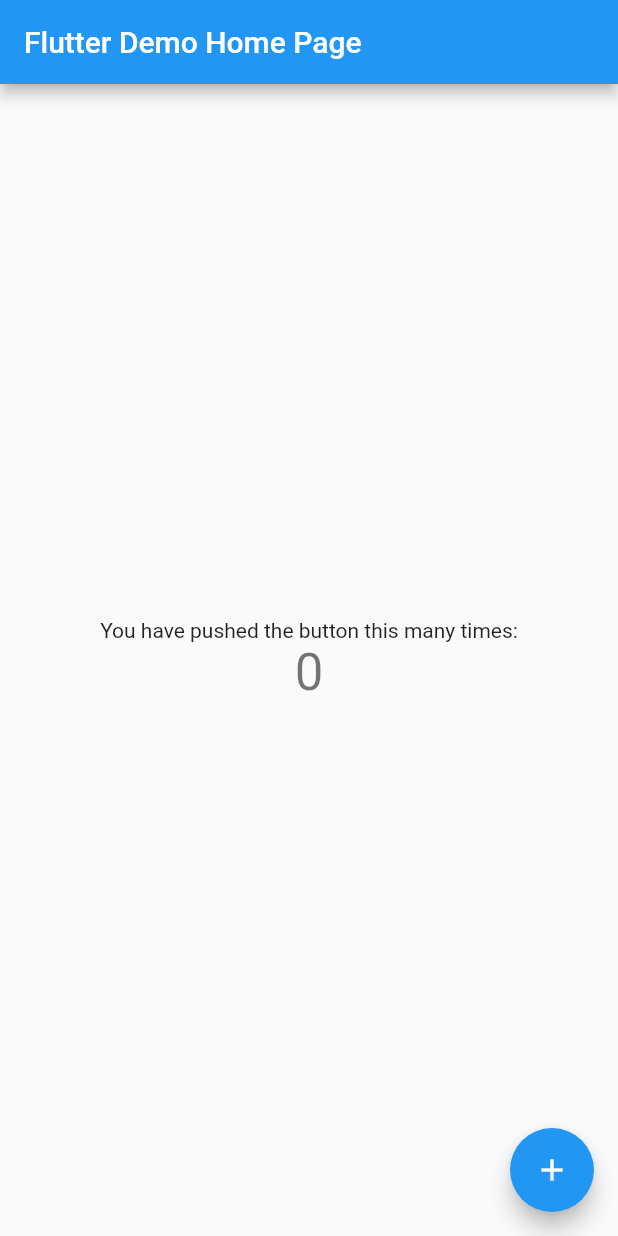
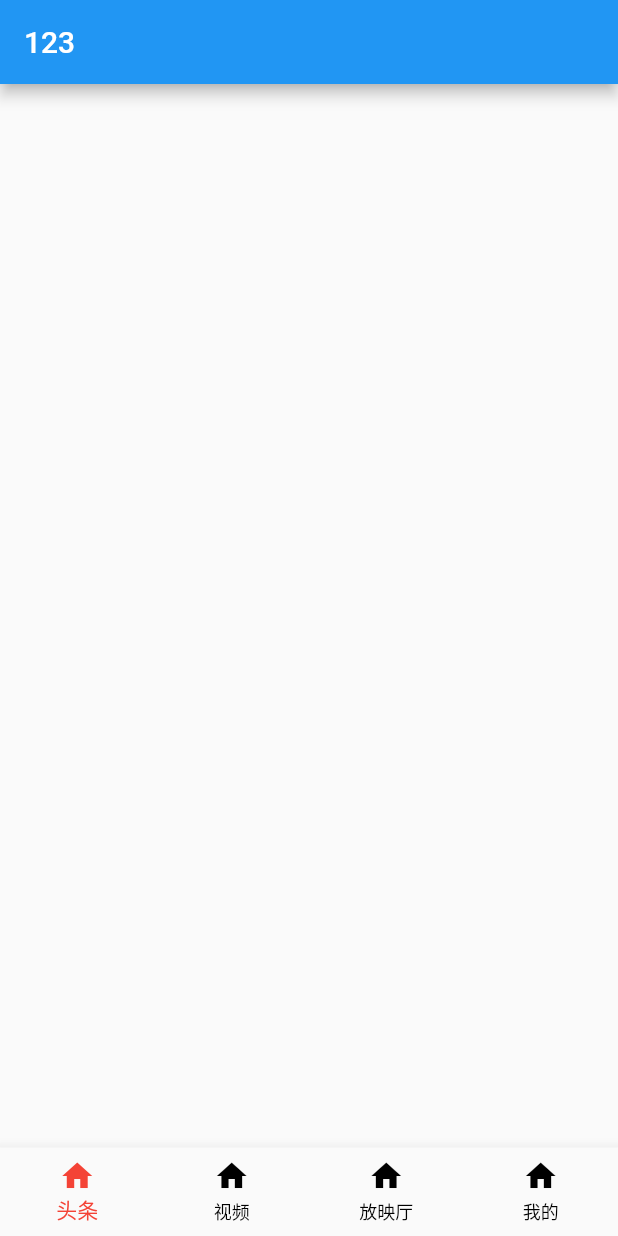
Before and after one commit to wangtianlun/toutiao, a Flutter app: the screen it shows after launch, on a phone screen of 412 x 824 dp. Run offline on Flutter 3.47's test engine with Material 2 defaults, Android fonts, the phone set to English and light mode, and no system bars; our stand-ins replace dio, flutter_easyrefresh.

Commit message:
feat:  添加首页底部切换 && 封装dio请求类

```diff
--- a/lib/main.dart
+++ b/lib/main.dart
@@ -1,4 +1,5 @@
 import 'package:flutter/material.dart';
+import 'pages/home/index.dart';
 
 void main() {
   runApp(MyApp());
@@ -13,58 +14,7 @@
       theme: ThemeData(
         primarySwatch: Colors.blue,
       ),
-      home: MyHomePage(title: 'Flutter Demo Home Page'),
+      home: HomeIndexPage(),
     );
   }
 }
-
-class MyHomePage extends StatefulWidget {
-  MyHomePage({Key? key, required this.title}) : super(key: key);
-
-  final String title;
-
-  @override
-  _MyHomePageState createState() => _MyHomePageState();
-}
-
-class _MyHomePageState extends State<MyHomePage> {
-  int _counter = 0;
-
-  void _incrementCounter() {
-    setState(() {
-      _counter++;
-    });
-  }
-
-  @override
-  Widget build(BuildContext context) {
-    return Scaffold(
-      appBar: AppBar(
-        // Here we take the value from the MyHomePage object that was created by
-        // the App.build method, and use it to set our appbar title.
-        title: Text(widget.title),
-      ),
-      body: Center(
-        // Center is a layout widget. It takes a single child and positions it
-        // in the middle of the parent.
-        child: Column(
-          mainAxisAlignment: MainAxisAlignment.center,
-          children: <Widget>[
-            Text(
-              'You have pushed the button this many times:',
-            ),
-            Text(
-              '$_counter',
-              style: Theme.of(context).textTheme.headline4,
-            ),
-          ],
-        ),
-      ),
-      floatingActionButton: FloatingActionButton(
-        onPressed: _incrementCounter,
-        tooltip: 'Increment',
-        child: Icon(Icons.add),
-      ), // This trailing comma makes auto-formatting nicer for build methods.
-    );
-  }
-}
--- /dev/null
+++ b/lib/pages/home/home.dart
@@ -0,0 +1,41 @@
+import 'package:flutter/material.dart';
+import 'package:flutter_easyrefresh/easy_refresh.dart';
+
+class HomePage extends StatefulWidget {
+  const HomePage({Key? key}) : super(key: key);
+
+  @override
+  _HomePageState createState() => _HomePageState();
+}
+
+class _HomePageState extends State<HomePage>
+    with AutomaticKeepAliveClientMixin {
+  EasyRefreshController _controller = EasyRefreshController();
+
+  @override
+  void initState() {
+    super.initState();
+    print('home page init');
+  }
+
+  @override
+  void dispose() {
+    super.dispose();
+    print('home page dispose');
+  }
+
+  @override
+  Widget build(BuildContext context) {
+    return EasyRefresh(
+      controller: _controller,
+      child: ListView(),
+      onRefresh: () async {
+        print('refresh ---');
+      },
+      onLoad: () async {},
+    );
+  }
+
+  @override
+  bool get wantKeepAlive => true;
+}
--- /dev/null
+++ b/lib/pages/home/index.dart
@@ -0,0 +1,69 @@
+import 'package:flutter/material.dart';
+import './home.dart';
+import './video.dart';
+import './play.dart';
+import './user.dart';
+
+class HomeIndexPage extends StatefulWidget {
+  const HomeIndexPage({Key? key}) : super(key: key);
+
+  @override
+  _HomeIndexPageState createState() => _HomeIndexPageState();
+}
+
+class _HomeIndexPageState extends State<HomeIndexPage> {
+  int _selectedBarIndex = 0;
+  PageController _pageController = PageController();
+
+  @override
+  void initState() {
+    super.initState();
+  }
+
+  @override
+  void dispose() {
+    super.dispose();
+  }
+
+  List<Widget> _pageList = <Widget>[
+    HomePage(),
+    VideoPage(),
+    PlayPage(),
+    UserPage(),
+  ];
+
+  @override
+  Widget build(BuildContext context) {
+    return Scaffold(
+      appBar: AppBar(title: Text('123')),
+      body: PageView(
+        controller: _pageController,
+        children: this._pageList,
+        onPageChanged: (index) {
+          setState(() {
+            _selectedBarIndex = index;
+          });
+        },
+      ),
+      bottomNavigationBar: BottomNavigationBar(
+        items: [
+          BottomNavigationBarItem(icon: Icon(Icons.home), label: '头条'),
+          BottomNavigationBarItem(icon: Icon(Icons.home), label: '视频'),
+          BottomNavigationBarItem(icon: Icon(Icons.home), label: '放映厅'),
+          BottomNavigationBarItem(icon: Icon(Icons.home), label: '我的'),
+        ],
+        currentIndex: _selectedBarIndex,
+        selectedItemColor: Colors.red,
+        unselectedItemColor: Colors.black,
+        showUnselectedLabels: true,
+        type: BottomNavigationBarType.fixed,
+        onTap: (int index) {
+          setState(() {
+            _selectedBarIndex = index;
+            _pageController.jumpToPage(index);
+          });
+        },
+      ),
+    );
+  }
+}
--- a/pubspec.yaml
+++ b/pubspec.yaml
@@ -23,6 +23,8 @@
 dependencies:
   flutter:
     sdk: flutter
+  flutter_easyrefresh: ^2.2.1
+  dio: ^4.0.0
 
 
   # The following adds the Cupertino Icons font to your application.
```
Also changed, not shown: lib/pages/home/play.dart (added, +15 -0 lines), lib/pages/home/user.dart (added, +15 -0 lines), lib/pages/home/video.dart (added, +27 -0 lines), lib/service/request.dart (added, +109 -0 lines), lib/widgets/search_bar.dart (added, +15 -0 lines), pubspec.lock.
